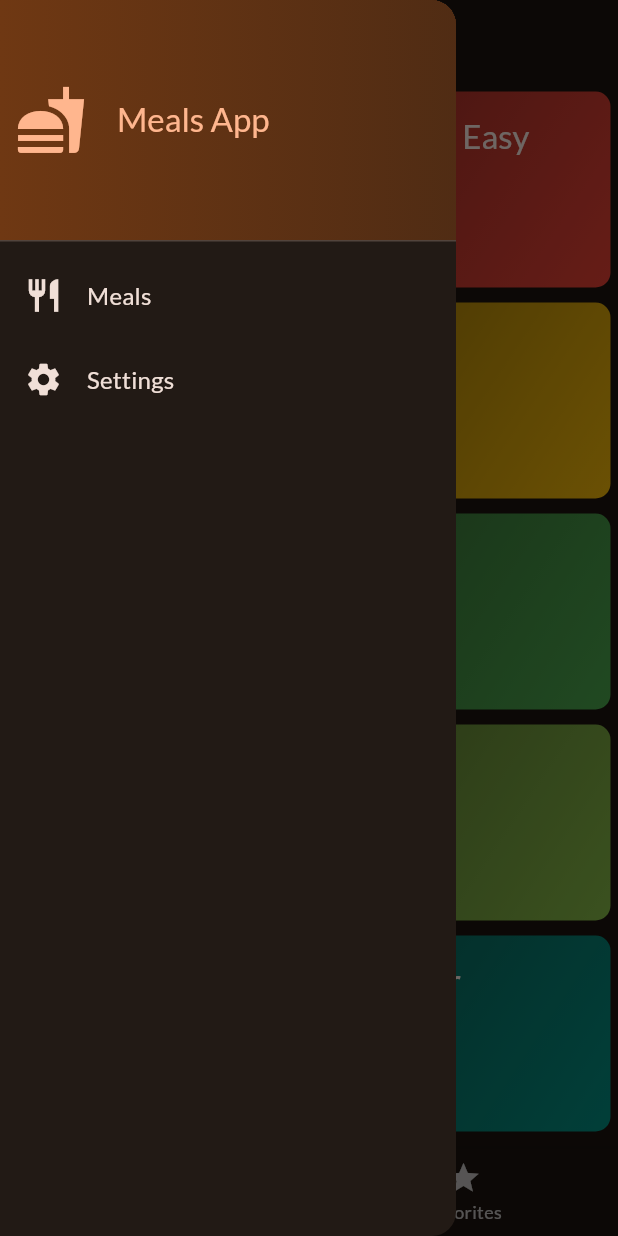
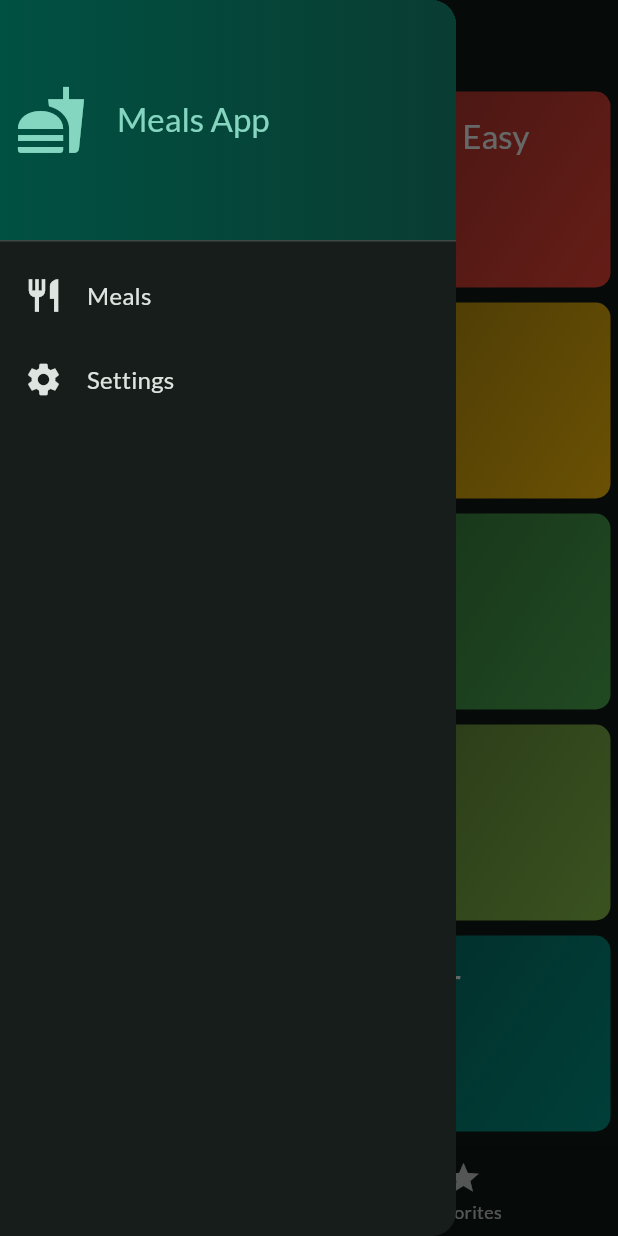
Before and after one commit to kealohigrondin/meals_app_navigation_example, a Flutter app: the screen it shows after launch, with the side drawer open, on a phone screen of 412 x 824 dp. Run offline on Flutter 3.47's test engine with Material 2 defaults, Android fonts, the light colour scheme and no system bars; our stand-ins replace flutter_riverpod, google_fonts, transparent_image.

Commit message:
added flutter_riverpod

```diff
--- a/lib/main.dart
+++ b/lib/main.dart
@@ -7,7 +7,7 @@ final theme = ThemeData(
   useMaterial3: true,
   colorScheme: ColorScheme.fromSeed(
     brightness: Brightness.dark,
-    seedColor: const Color.fromARGB(255, 131, 57, 0),
+    seedColor: const Color.fromARGB(255, 0, 173, 145),
   ),
   textTheme: GoogleFonts.latoTextTheme(),
 );
--- /dev/null
+++ b/lib/providers/meals_provider.dart
@@ -0,0 +1,6 @@
+import 'package:flutter_riverpod/flutter_riverpod.dart';
+import 'package:meals_app_navigation_example/data/dummy_data.dart';
+
+final mealsProvider = Provider((ref) {
+  return dummyMeals;
+});
--- a/lib/screens/tabs_screen.dart
+++ b/lib/screens/tabs_screen.dart
@@ -1,4 +1,5 @@
 import 'package:flutter/material.dart';
+import 'package:flutter_riverpod/flutter_riverpod.dart';
 import 'package:meals_app_navigation_example/data/dummy_data.dart';
 import 'package:meals_app_navigation_example/models/meal.dart';
 import 'package:meals_app_navigation_example/screens/categories_screen.dart';
@@ -6,14 +7,14 @@ import 'package:meals_app_navigation_example/screens/meals_screen.dart';
 import 'package:meals_app_navigation_example/screens/settings_screen.dart';
 import 'package:meals_app_navigation_example/widgets/main_drawer.dart';
 
-class TabsScreen extends StatefulWidget {
+class TabsScreen extends ConsumerStatefulWidget {
   const TabsScreen({super.key});
 
   @override
-  State<TabsScreen> createState() => _TabsScreenState();
+  ConsumerState<TabsScreen> createState() => _TabsScreenState();
 }
 
-class _TabsScreenState extends State<TabsScreen> {
+class _TabsScreenState extends ConsumerState<TabsScreen> {
   int _activeTabIndex = 0;
   List<Meal> favoriteMeals = [];
   Map<Filter, bool> _selectedFilters = {
--- a/pubspec.yaml
+++ b/pubspec.yaml
@@ -10,6 +10,7 @@ dependencies:
   flutter:
     sdk: flutter
   google_fonts: ^5.0.0
+  flutter_riverpod: ^2.3.6
   transparent_image: ^2.0.1
 
 dev_dependencies:
```
Also changed, not shown: pubspec.lock.
